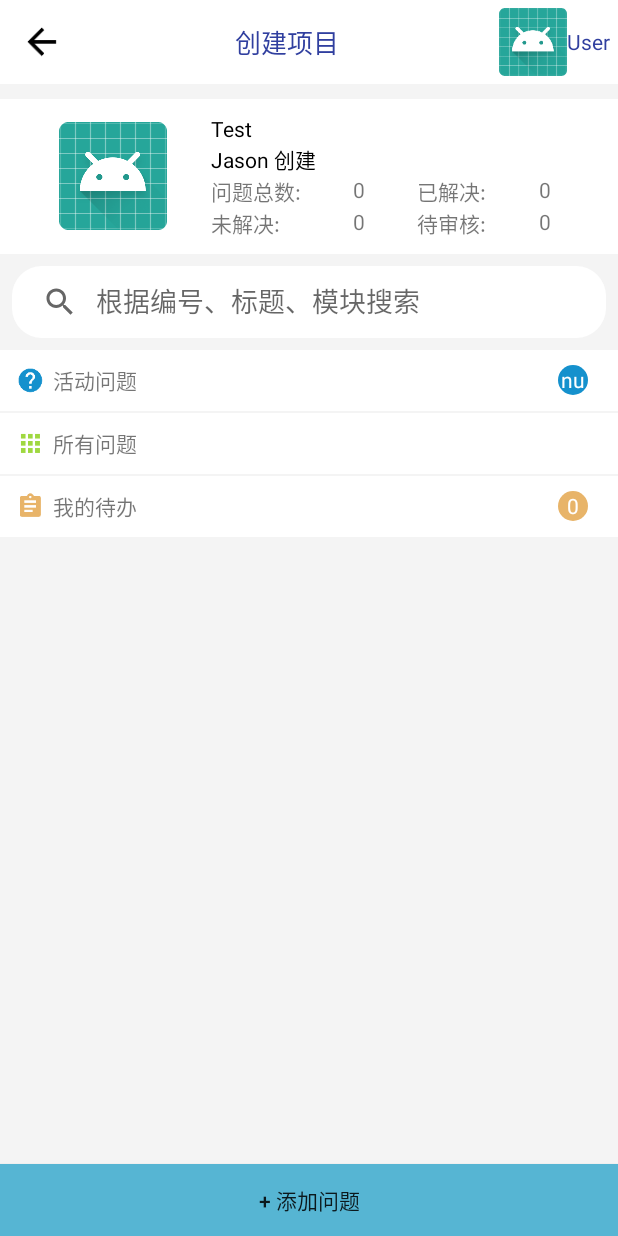
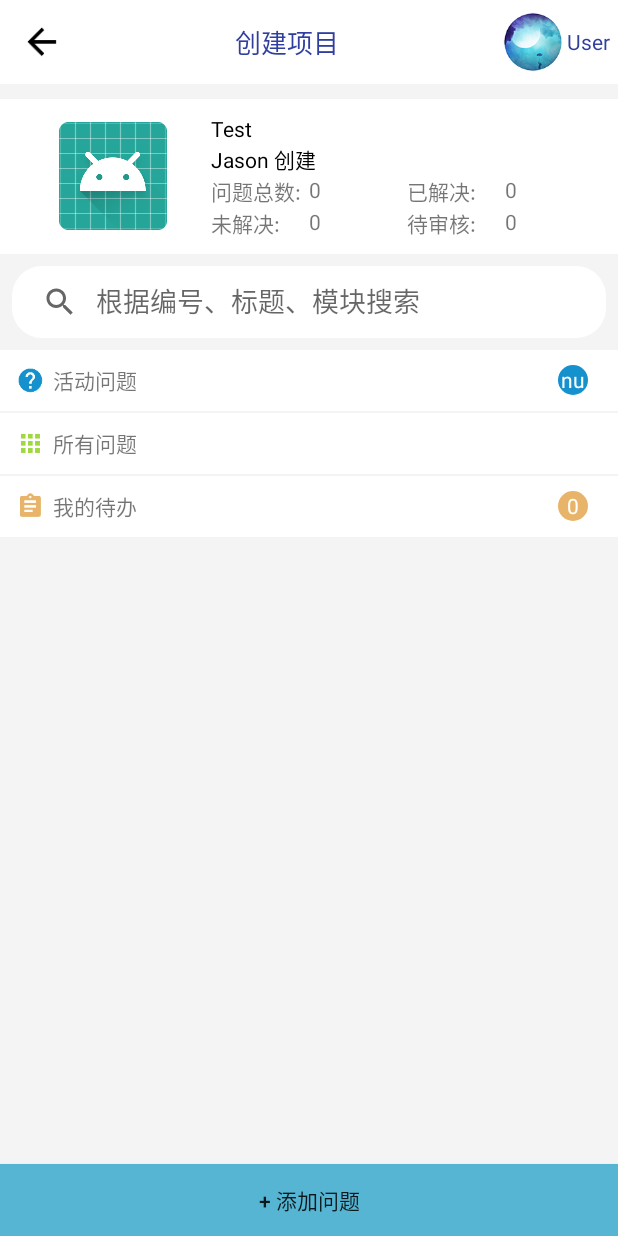
Before and after one commit to SkySeaOK/Machinedone, an Android app: the MainProjectActivity screen opened directly, with no data from a screen before it, on a phone screen of 412 x 824 dp. Run offline under Robolectric (Android 15) with nearby library versions, the light colour scheme and no system bars.

Commit message:
修复了创建项目页面的布局

```diff
--- a/app/src/main/java/com/example/develop/machinedone/main/CreateProjectActivity.java
+++ b/app/src/main/java/com/example/develop/machinedone/main/CreateProjectActivity.java
@@ -23,7 +23,7 @@ public class CreateProjectActivity extends AppCompatActivity implements View.OnC
         ImageView toolbarBack = findViewById(R.id.toolbar_back);
         TextView username = findViewById(R.id.toolbar_username);
         Button creatBtn = findViewById(R.id.create_btn);
-        toolbarImg.setImageResource(R.mipmap.ic_launcher);
+        toolbarImg.setImageResource(R.mipmap.title_img);
         toolbarBack.setImageResource(R.mipmap.ic_title_back);
         username.setText("User");
        // setSupportActionBar(toolbar);
--- a/app/src/main/java/com/example/develop/machinedone/main/MainProjectActivity.java
+++ b/app/src/main/java/com/example/develop/machinedone/main/MainProjectActivity.java
@@ -47,7 +47,7 @@ public class MainProjectActivity extends AppCompatActivity implements View.OnCli
         ImageView toolbarBack = findViewById(R.id.toolbar_back);
         projectNum = findViewById(R.id.project_num);
         Button createQuestion = findViewById(R.id.create_btn);
-        toolbarImg.setImageResource(R.mipmap.ic_launcher);
+        toolbarImg.setImageResource(R.mipmap.title_img);
         toolbarBack.setImageResource(R.mipmap.ic_title_back);
         TextView activeProblem = findViewById(R.id.active_problem);
         sv = findViewById(R.id.searchView);
--- a/app/src/main/res/layout/main_project.xml
+++ b/app/src/main/res/layout/main_project.xml
@@ -7,165 +7,171 @@
     android:background="#F4F4F4"
     android:focusable="true"
     android:focusableInTouchMode="true"
-    tools:context="com.example.develop.machinedone.main.MainProjectActivity"
-    android:orientation="vertical">
+    android:orientation="vertical"
+    tools:context="com.example.develop.machinedone.main.MainProjectActivity">
 
-    <include layout="@layout/title"/>
+    <include layout="@layout/title" />
 
     <LinearLayout
+        android:layout_width="match_parent"
+        android:layout_height="wrap_content"
         android:layout_marginTop="10dp"
+        android:background="#fff"
         android:orientation="horizontal"
-        android:background="#fff"
-        android:padding="10dp"
-        android:layout_width="match_parent"
-        android:layout_height="wrap_content">
+        android:padding="10dp">
 
         <ImageView
-            android:layout_weight="1"
-            android:layout_width="0dp"
-            android:layout_gravity="center"
-            android:layout_height="wrap_content"
-            android:src="@mipmap/ic_launcher"/>
-
-        <GridLayout
-            android:orientation="vertical"
-            android:layout_weight="2"
             android:layout_width="0dp"
             android:layout_height="wrap_content"
-            android:rowCount="4"
-            android:columnCount="4"
-            >
+            android:layout_gravity="center"
+            android:layout_weight="1"
+            android:src="@mipmap/ic_launcher" />
+
+        <LinearLayout
+            android:layout_width="0dp"
+            android:layout_height="wrap_content"
+            android:layout_weight="2"
+            android:orientation="vertical">
 
             <TextView
                 android:id="@+id/project_title"
-                android:layout_row="0"
-                android:layout_column="0"
-                android:layout_columnSpan="2"
+                android:layout_width="match_parent"
+                android:layout_height="wrap_content"
+                android:layout_gravity="fill"
                 android:text="Test"
-                android:textColor="#000"
-                android:layout_gravity="fill"/>
+                android:textColor="#000" />
 
             <TextView
                 android:id="@+id/project_user"
-                android:layout_row="1"
-                android:layout_column="0"
-                android:layout_columnSpan="2"
+                android:layout_width="match_parent"
+                android:layout_height="wrap_content"
+                android:layout_gravity="fill"
                 android:text="Jason 创建"
-                android:textColor="#000"
-                android:layout_gravity="fill"/>
+                android:textColor="#000" />
+
+            <LinearLayout
+                android:layout_width="match_parent"
+                android:layout_height="wrap_content"
+                android:orientation="horizontal">
 
                 <TextView
-                android:layout_row="2"
-                android:layout_column="0"
-                android:text="问题总数:"
-                android:layout_columnWeight="1"
-                android:layout_gravity="fill"/>
+                    android:layout_width="0dp"
+                    android:layout_height="wrap_content"
+                    android:layout_gravity="fill"
+                    android:layout_weight="1"
+                    android:text="问题总数:" />
 
                 <TextView
-                android:layout_row="2"
-                android:layout_column="1"
-                android:text="0"
-                android:layout_columnWeight="1"
-                android:layout_gravity="fill"/>
+                    android:layout_width="0dp"
+                    android:layout_height="wrap_content"
+                    android:layout_gravity="fill"
+                    android:layout_weight="1"
+                    android:text="0" />
 
                 <TextView
-                android:layout_row="2"
-                android:layout_column="2"
-                android:text="已解决:"
-                android:layout_columnWeight="1"
-                android:layout_gravity="fill"/>
+                    android:layout_width="0dp"
+                    android:layout_height="wrap_content"
+                    android:layout_gravity="fill"
+                    android:layout_weight="1"
+                    android:text="已解决:" />
 
                 <TextView
-                android:layout_row="2"
-                android:layout_column="3"
-                android:text="0"
-                android:layout_columnWeight="1"
-                android:layout_gravity="fill"/>
+                    android:layout_width="0dp"
+                    android:layout_height="wrap_content"
+                    android:layout_gravity="fill"
+                    android:layout_weight="1"
+                    android:text="0" />
+            </LinearLayout>
+
+            <LinearLayout
+                android:layout_width="match_parent"
+                android:layout_height="wrap_content"
+                android:orientation="horizontal">
 
                 <TextView
-                android:layout_row="3"
-                android:layout_column="0"
-                android:text="未解决:"
-                android:layout_columnWeight="1"
-                android:layout_gravity="fill"/>
+                    android:layout_width="0dp"
+                    android:layout_height="wrap_content"
+                    android:layout_gravity="fill"
+                    android:layout_weight="1"
+                    android:text="未解决:" />
 
                 <TextView
-                android:layout_row="3"
-                android:layout_column="1"
-                android:text="0"
-                android:layout_columnWeight="1"
-                android:layout_gravity="fill"/>
+                    android:layout_width="0dp"
+                    android:layout_height="wrap_content"
+                    android:layout_gravity="fill"
+                    android:layout_weight="1"
+                    android:text="0" />
 
                 <TextView
-                android:layout_row="3"
-                android:layout_column="2"
-                android:text="待审核:"
-                android:layout_columnWeight="1"
-                android:layout_gravity="fill"/>
+                    android:layout_width="0dp"
+                    android:layout_height="wrap_content"
+                    android:layout_gravity="fill"
+                    android:layout_weight="1"
+                    android:text="待审核:" />
 
                 <TextView
-                android:layout_row="3"
-                android:layout_column="3"
-                android:text="0"
-                android:layout_columnWeight="1"
-                android:layout_gravity="fill"/>
-        </GridLayout>
+                    android:layout_width="0dp"
+                    android:layout_height="wrap_content"
+                    android:layout_gravity="fill"
+                    android:layout_weight="1"
+                    android:text="0" />
+            </LinearLayout>
+        </LinearLayout>
     </LinearLayout>
 
     <android.support.v7.widget.SearchView
 
         android:id="@+id/searchView"
+        android:layout_width="match_parent"
+        android:layout_height="wrap_content"
         android:layout_margin="8dp"
+        android:background="@drawable/conner_bg"
         app:iconifiedByDefault="false"
-        android:background="@drawable/conner_bg"
-        app:queryHint="根据编号、标题、模块搜索"
-        android:layout_width="match_parent"
-        android:layout_height="wrap_content"/>
+        app:queryHint="根据编号、标题、模块搜索" />
 
     <LinearLayout
+        android:layout_width="match_parent"
+        android:layout_height="wrap_content"
+        android:layout_marginBottom="1dp"
+        android:background="#fff"
+        android:paddingBottom="5dp"
         android:paddingLeft="5dp"
         android:paddingRight="20dp"
-        android:paddingTop="5dp"
-        android:paddingBottom="5dp"
-        android:background="#fff"
-        android:layout_width="match_parent"
-        android:layout_height="wrap_content"
-        android:layout_marginBottom="1dp">
+        android:paddingTop="5dp">
 
         <ImageView
+            android:layout_width="30dp"
             android:layout_height="30dp"
-            android:layout_width="30dp"
-            android:src="@mipmap/ic_help"/>
+            android:src="@mipmap/ic_help" />
 
         <TextView
             android:id="@+id/active_problem"
+            android:layout_width="0dp"
+            android:layout_height="wrap_content"
+            android:layout_gravity="center_vertical"
             android:layout_weight="1"
-            android:layout_gravity="center_vertical"
-            android:text="活动问题"
-            android:layout_height="wrap_content"
-            android:layout_width="0dp" />
+            android:text="活动问题" />
 
         <TextView
             android:id="@+id/project_num"
+            android:layout_width="20dp"
             android:layout_height="20dp"
-            android:layout_width="20dp"
             android:layout_gravity="center"
+            android:background="@drawable/bluecircle_bg"
             android:gravity="center"
             android:text="num"
-            android:textColor="#fff"
-            android:background="@drawable/bluecircle_bg"
-            />
+            android:textColor="#fff" />
     </LinearLayout>
 
     <LinearLayout
+        android:layout_width="match_parent"
+        android:layout_height="wrap_content"
+        android:layout_marginBottom="1dp"
+        android:background="#fff"
+        android:paddingBottom="5dp"
         android:paddingLeft="5dp"
         android:paddingRight="20dp"
-        android:paddingTop="5dp"
-        android:paddingBottom="5dp"
-        android:background="#fff"
-        android:layout_width="match_parent"
-        android:layout_height="wrap_content"
-        android:layout_marginBottom="1dp">
+        android:paddingTop="5dp">
 
         <ImageView
             android:layout_width="30dp"
@@ -173,59 +179,58 @@
             android:src="@mipmap/ic_apps" />
 
         <TextView
+            android:layout_width="0dp"
+            android:layout_height="wrap_content"
+            android:layout_gravity="center_vertical"
             android:layout_weight="1"
-            android:layout_gravity="center_vertical"
-            android:text="所有问题"
-            android:layout_height="wrap_content"
-            android:layout_width="0dp" />
+            android:text="所有问题" />
 
     </LinearLayout>
 
     <LinearLayout
+        android:layout_width="match_parent"
+        android:layout_height="wrap_content"
+        android:layout_marginBottom="1dp"
+        android:background="#fff"
+        android:paddingBottom="5dp"
         android:paddingLeft="5dp"
         android:paddingRight="20dp"
-        android:paddingTop="5dp"
-        android:paddingBottom="5dp"
-        android:background="#fff"
-        android:layout_width="match_parent"
-        android:layout_height="wrap_content"
-        android:layout_marginBottom="1dp">
+        android:paddingTop="5dp">
 
         <ImageView
+            android:layout_width="30dp"
             android:layout_height="30dp"
-            android:layout_width="30dp"
-            android:src="@mipmap/ic_assignment"/>
+            android:src="@mipmap/ic_assignment" />
 
         <TextView
+            android:layout_width="0dp"
+            android:layout_height="wrap_content"
+            android:layout_gravity="center_vertical"
             android:layout_weight="1"
-            android:layout_gravity="center_vertical"
-            android:text="我的待办"
-            android:layout_height="wrap_content"
-            android:layout_width="0dp" />
+            android:text="我的待办" />
 
         <TextView
+            android:layout_width="20dp"
             android:layout_height="20dp"
-            android:layout_width="20dp"
             android:layout_gravity="center"
+            android:background="@drawable/orangecircle_bg"
             android:gravity="center"
             android:text="0"
-            android:textColor="#fff"
-            android:background="@drawable/orangecircle_bg"
-            />
+            android:textColor="#fff" />
     </LinearLayout>
 
     <TextView
         android:layout_width="match_parent"
         android:layout_height="match_parent"
         android:layout_weight="1"
-        android:background="#F4F4F4"/>
+        android:background="#F4F4F4" />
 
     <Button
         android:id="@+id/create_btn"
-        android:layout_gravity="end"
         android:layout_width="match_parent"
         android:layout_height="wrap_content"
-        android:text="@string/create_question"
-        android:background="#56B5D3"/>
+        android:layout_gravity="end"
+        android:background="#56B5D3"
+        android:text="@string/create_question" />
 
 </LinearLayout>
```
Also changed, not shown: app/src/main/java/com/example/develop/machinedone/adapter/MainListAdapter.java (+0 -7 lines). Lines whose indentation alone changed are shown as unchanged.
